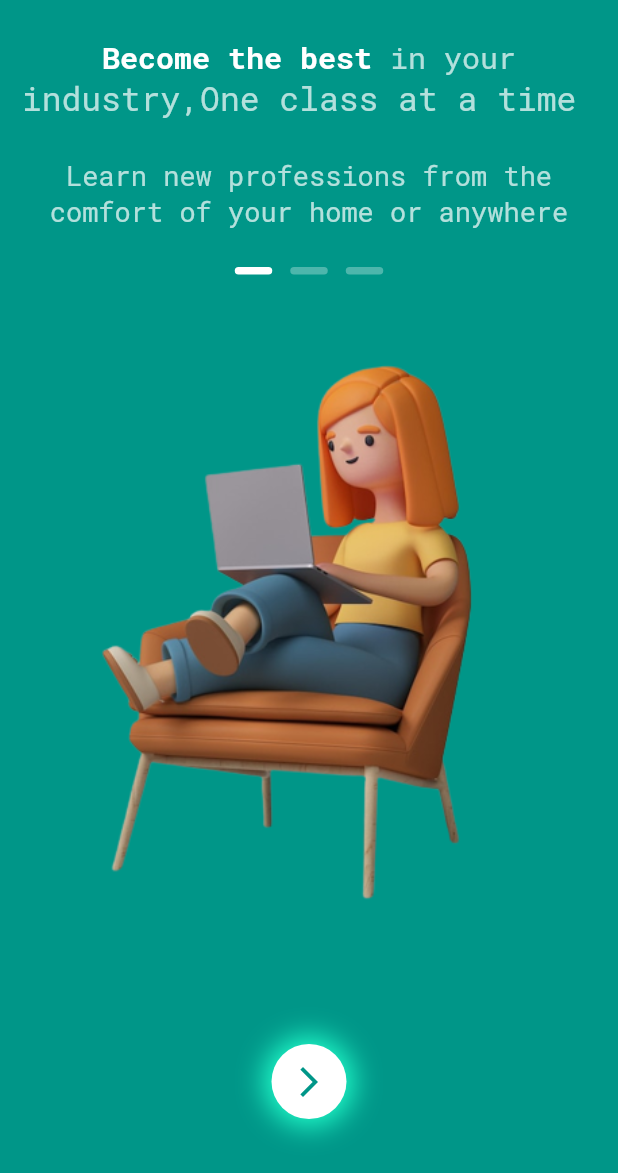
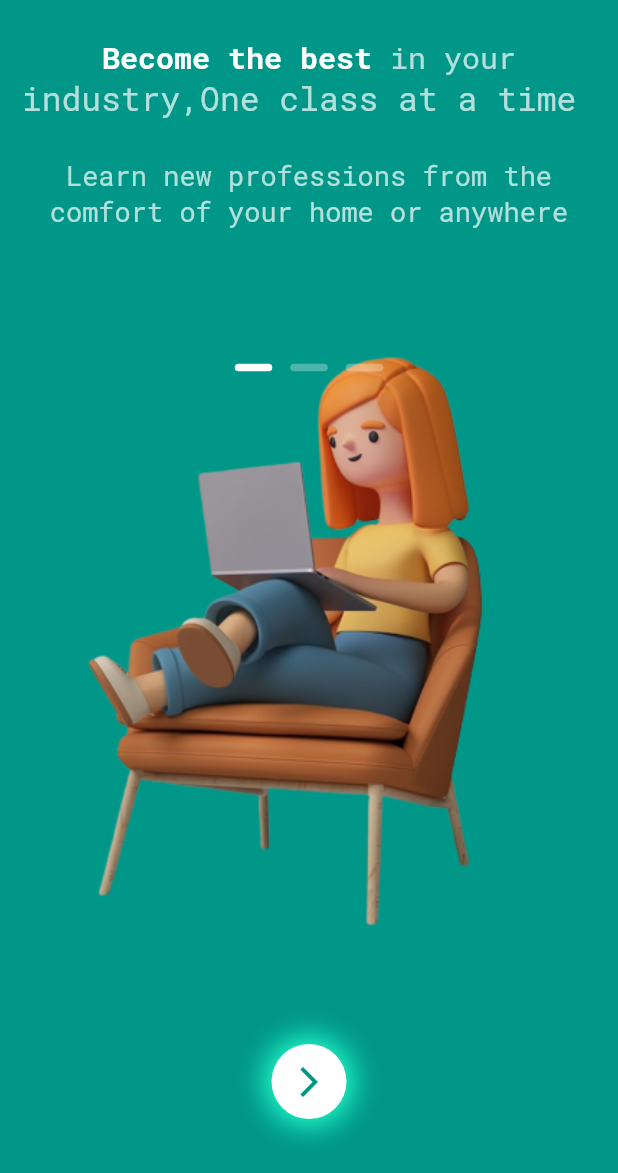
Before and after one commit to tirthkp/Books-App-intro-Flutter, a Flutter app: the screen it shows after launch, on a phone screen of 412 x 824 dp, the part 63-1236 px from its top. Run offline on Flutter 3.47's test engine with Material 2 defaults, Android fonts, the light colour scheme and no system bars; drawn by our look-alikes of smooth_page_indicator; our stand-ins replace google_fonts.

Commit message:
added 3 pages

```diff
--- a/lib/pages/intro_page.dart
+++ b/lib/pages/intro_page.dart
@@ -1,102 +1,50 @@
+import 'package:books_app/pages/page1.dart';
+import 'package:books_app/pages/page2.dart';
+import 'package:books_app/pages/page3.dart';
 import 'package:flutter/material.dart';
-import 'package:google_fonts/google_fonts.dart';
 import 'package:smooth_page_indicator/smooth_page_indicator.dart';
 
-class IntroPage extends StatelessWidget {
+class IntroPage extends StatefulWidget {
+  const IntroPage({Key? key}) : super(key: key);
+
+  @override
+  State<IntroPage> createState() => _IntroPageState();
+}
+
+class _IntroPageState extends State<IntroPage> {
   final _controller = PageController();
-  IntroPage({Key? key}) : super(key: key);
+  late int pageChanged;
 
   @override
   Widget build(BuildContext context) {
     return Scaffold(
       backgroundColor: Colors.teal,
       body: SafeArea(
-        child: Padding(
-          padding: const EdgeInsets.all(8.0),
-          child: Column(
+        child: Stack(
           children: [
-              Padding(
-                padding: const EdgeInsets.only(top: 8.0),
-                child: Row(
-                  mainAxisAlignment: MainAxisAlignment.center,
-                  children: [
-                    Text(
-                      'OUR',
-                      style: GoogleFonts.robotoMono(
-                        letterSpacing: 2,
-                        decoration: TextDecoration.lineThrough,
-                        fontSize: 20,
-                        color: Colors.white70,
-                      ),
-                    ),
-                    const SizedBox(
-                      width: 10,
-                    ),
-                    Text(
-                      'YOUR BOOKS',
-                      style: GoogleFonts.robotoMono(
-                        letterSpacing: 2,
-                        fontSize: 20,
-                        color: Colors.white70,
-                      ),
-                    ),
-                  ],
-                ),
-              ),
-              const SizedBox(
-                height: 25,
-              ),
-              Row(
-                mainAxisAlignment: MainAxisAlignment.center,
-                children: [
-                  Text(
-                    'Become the best ',
-                    style: GoogleFonts.robotoMono(
-                      color: Colors.white,
-                      fontSize: 20,
-                      fontWeight: FontWeight.bold,
-                    ),
-                  ),
-                  Text(
-                    'in your',
-                    style: GoogleFonts.robotoMono(
-                      color: Colors.white70,
-                      fontSize: 20,
-                      // fontWeight: FontWeight.bold,
-                    ),
-                  ),
+            PageView(
+              controller: _controller,
+              scrollDirection: Axis.horizontal,
+              onPageChanged: (index) {
+                setState(() {
+                  pageChanged = index;
+                });
+              },
+              children: const [
+                Page1(),
+                Page2(),
+                Page3(),
               ],
             ),
             Center(
-                child: Text(
-                  'industry,One class at a time ',
-                  style: GoogleFonts.robotoMono(
-                    color: Colors.white70,
-                    fontSize: 22,
-                  ),
-                ),
-              ),
-              const SizedBox(
-                height: 25,
-              ),
-              Text(
-                'Learn new professions from the',
-                style: GoogleFonts.robotoMono(
-                  color: Colors.white70,
-                  fontSize: 18,
-                ),
-              ),
-              Text(
-                'comfort of your home or anywhere',
-                style: GoogleFonts.robotoMono(
-                  color: Colors.white70,
-                  fontSize: 18,
-                ),
-              ),
-              const SizedBox(
-                height: 25,
-              ),
-              SmoothPageIndicator(
+              child: Padding(
+                padding: const EdgeInsets.only(bottom: 250),
+                child: SmoothPageIndicator(
+                  onDotClicked: (index) {
+                    _controller.animateToPage(index,
+                        duration: const Duration(milliseconds: 500),
+                        curve: Curves.ease);
+                  },
                   controller: _controller,
                   count: 3,
                   effect: const WormEffect(
@@ -108,18 +56,15 @@ class IntroPage extends StatelessWidget {
                     spacing: 12,
                   ),
                 ),
-              Image.asset(
-                'images/1.png',
-                height: 450,
-                width: double.infinity,
-                fit: BoxFit.fitHeight,
+              ),
             ),
           ],
         ),
       ),
-      ),
       floatingActionButton: Padding(
         padding: const EdgeInsets.only(bottom: 20.0),
+        child: InkWell(
+          onTap: () {},
           child: Container(
             height: 50,
             width: 50,
@@ -140,6 +85,7 @@ class IntroPage extends StatelessWidget {
             ),
           ),
         ),
+      ),
       floatingActionButtonLocation: FloatingActionButtonLocation.centerFloat,
     );
   }
--- /dev/null
+++ b/lib/pages/page1.dart
@@ -0,0 +1,104 @@
+import 'package:flutter/material.dart';
+import 'package:google_fonts/google_fonts.dart';
+
+class Page1 extends StatelessWidget {
+  const Page1({Key? key}) : super(key: key);
+
+  @override
+  Widget build(BuildContext context) {
+    return Padding(
+      padding: const EdgeInsets.all(8.0),
+      child: Column(
+        children: [
+          Padding(
+            padding: const EdgeInsets.only(top: 8.0),
+            child: Row(
+              mainAxisAlignment: MainAxisAlignment.center,
+              children: [
+                Text(
+                  'OUR',
+                  style: GoogleFonts.robotoMono(
+                    letterSpacing: 2,
+                    decoration: TextDecoration.lineThrough,
+                    fontSize: 20,
+                    color: Colors.white70,
+                  ),
+                ),
+                const SizedBox(
+                  width: 10,
+                ),
+                Text(
+                  'YOUR BOOKS',
+                  style: GoogleFonts.robotoMono(
+                    letterSpacing: 2,
+                    fontSize: 20,
+                    color: Colors.white70,
+                  ),
+                ),
+              ],
+            ),
+          ),
+          const SizedBox(
+            height: 25,
+          ),
+          Row(
+            mainAxisAlignment: MainAxisAlignment.center,
+            children: [
+              Text(
+                'Become the best ',
+                style: GoogleFonts.robotoMono(
+                  color: Colors.white,
+                  fontSize: 20,
+                  fontWeight: FontWeight.bold,
+                ),
+              ),
+              Text(
+                'in your',
+                style: GoogleFonts.robotoMono(
+                  color: Colors.white70,
+                  fontSize: 20,
+                  // fontWeight: FontWeight.bold,
+                ),
+              ),
+            ],
+          ),
+          Center(
+            child: Text(
+              'industry,One class at a time ',
+              style: GoogleFonts.robotoMono(
+                color: Colors.white70,
+                fontSize: 22,
+              ),
+            ),
+          ),
+          const SizedBox(
+            height: 25,
+          ),
+          Text(
+            'Learn new professions from the',
+            style: GoogleFonts.robotoMono(
+              color: Colors.white70,
+              fontSize: 18,
+            ),
+          ),
+          Text(
+            'comfort of your home or anywhere',
+            style: GoogleFonts.robotoMono(
+              color: Colors.white70,
+              fontSize: 18,
+            ),
+          ),
+          const SizedBox(
+            height: 20,
+          ),
+          Image.asset(
+            'images/1.png',
+            height: 480,
+            width: double.infinity,
+            fit: BoxFit.fitHeight,
+          ),
+        ],
+      ),
+    );
+  }
+}
```
Also changed, not shown: lib/pages/page2.dart (added, +104 -0 lines), lib/pages/page3.dart (added, +104 -0 lines). Lines whose indentation alone changed are shown as unchanged.
